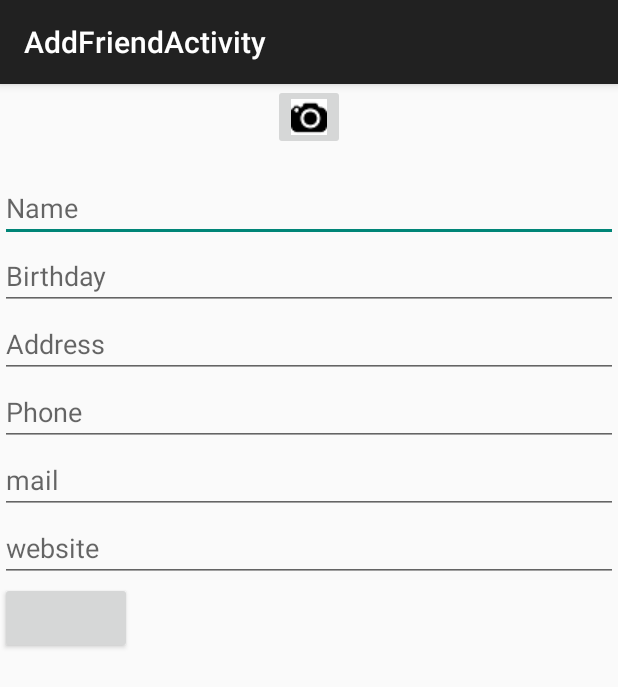
After one commit to CrystalOfLife/FriendStalkerApp, an Android app: the AddFriendActivity screen opened directly, with no data from a screen before it, on a phone screen of 412 x 824 dp. The commit adds this screen. Shown: the top 687 px of the screen. Run offline under Robolectric (Android 15) with nearby library versions, the phone set to English and light mode, and no system bars.

Commit message:
working addFriendActivity

```diff
--- a/app/src/main/AndroidManifest.xml
+++ b/app/src/main/AndroidManifest.xml
@@ -20,6 +20,10 @@
             android:name=".SingleActivity"
             android:label="@string/title_activity_single" >
         </activity>
+        <activity
+            android:name=".AddFriendActivity"
+            android:label="@string/title_add_friend" >
+        </activity>
     </application>
 
 </manifest>
--- /dev/null
+++ b/app/src/main/java/com/easv/oe/sqlite3/AddFriendActivity.java
@@ -0,0 +1,127 @@
+package com.easv.oe.sqlite3;
+
+import android.content.Intent;
+import android.graphics.Bitmap;
+import android.graphics.Canvas;
+import android.graphics.Paint;
+import android.graphics.PorterDuff;
+import android.graphics.PorterDuffXfermode;
+import android.graphics.Rect;
+import android.os.Bundle;
+import android.provider.MediaStore;
+import android.support.v7.app.ActionBarActivity;
+import android.view.View;
+import android.widget.Button;
+import android.widget.EditText;
+import android.widget.ImageButton;
+
+/**
+ * Created by Nicolai on 08-04-2018.
+ */
+
+public class AddFriendActivity extends ActionBarActivity {
+    private final static int CAPTURE_IMAGE_ACTIVITY_REQUEST_CODE = 100;
+    ImageButton btnPicture;
+    Button btnSave;
+    EditText editName, editBirthday, editAddress, editPhone, editMail, editWebsite;
+    Bitmap profilePicture;
+
+    @Override
+    public void onCreate(Bundle savedInstanceState) {
+        super.onCreate(savedInstanceState);
+        setContentView(R.layout.add_friend);
+
+        btnPicture = (ImageButton) findViewById(R.id.btnPicture);
+        editName = (EditText) findViewById(R.id.editName);
+        editBirthday = (EditText) findViewById(R.id.editBirthday);
+        editAddress = (EditText) findViewById(R.id.editAddress);
+        editPhone = (EditText) findViewById(R.id.editPhone);
+        editMail = (EditText) findViewById(R.id.editMail);
+        editWebsite = (EditText) findViewById(R.id.editWebsite);
+        btnSave = (Button) findViewById(R.id.btnSave);
+
+        btnSave.setOnClickListener(new View.OnClickListener() {
+            public void onClick(View v) {
+                onClickSave();
+            }
+        });
+
+        btnPicture.setOnClickListener(new View.OnClickListener() {
+            public void onClick(View v) {
+                openPictureActivity();
+            }
+        });
+    }
+
+    void onClickSave() {
+        DAO dao = DAO.getInstance();
+        String name = editName.getText().toString();
+        String mail = editMail.getText().toString();
+        String website = editWebsite.getText().toString();
+        String phone = editPhone.getText().toString();
+        String birthday = editBirthday.getText().toString();
+        String address = editAddress.getText().toString();
+        Bitmap picture = profilePicture;
+        dao.insert(new BEPerson(0, name, mail, website, phone, birthday, address, picture));
+        editName.setText("");
+        editMail.setText("");
+        editWebsite.setText("");
+        editPhone.setText("");
+        editBirthday.setText("");
+        editAddress.setText("");
+
+        Intent x = new Intent();
+        x.setClass(AddFriendActivity.this, MainActivity.class);
+        startActivity(x);
+    }
+
+    private void openPictureActivity() {
+        Intent intent = new Intent(MediaStore.ACTION_IMAGE_CAPTURE);
+        startActivityForResult(intent, CAPTURE_IMAGE_ACTIVITY_REQUEST_CODE);
+    }
+
+    @Override
+    protected void onActivityResult(int requestCode, int resultCode, Intent data) {
+        if (requestCode == CAPTURE_IMAGE_ACTIVITY_REQUEST_CODE) {
+            switch (resultCode) {
+                case RESULT_OK:
+                    setTakenPicture(data);
+                    break;
+            }
+        }
+        super.onActivityResult(requestCode, resultCode, data);
+    }
+
+    private void setTakenPicture(Intent data) {
+        Bitmap picture = (Bitmap) data.getExtras().get("data");
+        profilePicture = roundCropBitmap(picture);
+        btnPicture.setImageBitmap(profilePicture);
+    }
+
+    /**
+     * Method the crop the picture to a round shape once the user takes one
+     * @param bitmap
+     * @return
+     */
+    public Bitmap roundCropBitmap(Bitmap bitmap) {
+        Bitmap output = Bitmap.createBitmap(bitmap.getWidth(),
+                bitmap.getHeight(), Bitmap.Config.ARGB_8888);
+        Canvas canvas = new Canvas(output);
+
+        final int color = 0xff424242;
+        final Paint paint = new Paint();
+        final Rect rect = new Rect(0, 0, bitmap.getWidth(), bitmap.getHeight());
+
+        paint.setAntiAlias(true);
+        canvas.drawARGB(0, 0, 0, 0);
+        paint.setColor(color);
+        // canvas.drawRoundRect(rectF, roundPx, roundPx, paint);
+        canvas.drawCircle(bitmap.getWidth() / 2, bitmap.getHeight() / 2,
+                bitmap.getWidth() / 2, paint);
+        paint.setXfermode(new PorterDuffXfermode(PorterDuff.Mode.SRC_IN));
+        canvas.drawBitmap(bitmap, rect, rect, paint);
+        //Bitmap _bmp = Bitmap.createScaledBitmap(output, 60, 60, false);
+        //return _bmp;
+        return output;
+    }
+}
--- /dev/null
+++ b/app/src/main/res/layout/add_friend.xml
@@ -0,0 +1,67 @@
+<?xml version="1.0" encoding="utf-8"?>
+<LinearLayout xmlns:android="http://schemas.android.com/apk/res/android"
+    android:orientation="vertical"
+    android:layout_width="match_parent"
+    android:layout_height="match_parent">
+
+    <FrameLayout
+        android:layout_width="match_parent"
+        android:layout_height="wrap_content"
+        android:id="@+id/frameLayout"
+        android:layout_marginBottom="@dimen/activity_vertical_margin">
+        <ImageButton
+            android:id="@+id/btnPicture"
+            android:layout_width="wrap_content"
+            android:layout_height="wrap_content"
+            android:src="@drawable/cameraicon"
+            android:layout_gravity="center_horizontal"/>
+    </FrameLayout>
+
+    <EditText
+        android:id="@+id/editName"
+        android:layout_width="match_parent"
+        android:layout_height="wrap_content"
+        android:hint="Name"
+        android:inputType="textPersonName" />
+
+    <EditText
+        android:id="@+id/editBirthday"
+        android:layout_width="match_parent"
+        android:layout_height="wrap_content"
+        android:hint="Birthday"
+        android:inputType="date"/>
+
+    <EditText
+        android:id="@+id/editAddress"
+        android:layout_width="match_parent"
+        android:layout_height="wrap_content"
+        android:hint="Address"
+        android:inputType="text"/>
+
+    <EditText
+        android:id="@+id/editPhone"
+        android:layout_width="match_parent"
+        android:layout_height="wrap_content"
+        android:hint="Phone"
+        android:inputType="phone"/>
+
+    <EditText
+        android:id="@+id/editMail"
+        android:layout_width="match_parent"
+        android:layout_height="wrap_content"
+        android:hint="mail"
+        android:inputType="textEmailAddress"/>
+
+    <EditText
+        android:id="@+id/editWebsite"
+        android:layout_width="match_parent"
+        android:layout_height="wrap_content"
+        android:hint="website"
+        android:inputType="text"/>
+
+    <Button
+        android:id="@+id/btnSave"
+        android:layout_width="wrap_content"
+        android:layout_height="wrap_content" />
+
+</LinearLayout>
--- a/app/src/main/res/menu/menu_main.xml
+++ b/app/src/main/res/menu/menu_main.xml
@@ -4,4 +4,8 @@
         app:showAsAction="always"
         android:id="@+id/takePicture"
         android:title="Take picture" />
+
+    <item android:title="Add Friend"
+        app:showAsAction="always"
+        android:id="@+id/addFriend"/>
 </menu>
--- a/app/src/main/res/values/strings.xml
+++ b/app/src/main/res/values/strings.xml
@@ -1,10 +1,11 @@
 <resources>
-    <string name="app_name">SQLite3</string>
+    <string name="app_name">FriendApp</string>
 
     <string name="action_settings">Settings</string>
     <string name="header">My First SQLite app</string>
     <string name="deleteAll">Delete All</string>
     <string name="title_activity_single">SingleActivity</string>
+    <string name="title_add_friend">AddFriendActivity</string>
 
     <string name="single">See single</string>
     <string name="hello_world">Hello world!</string>
```
Also changed, not shown: app/src/main/java/com/easv/oe/sqlite3/MainActivity.java (+9 -0 lines).
